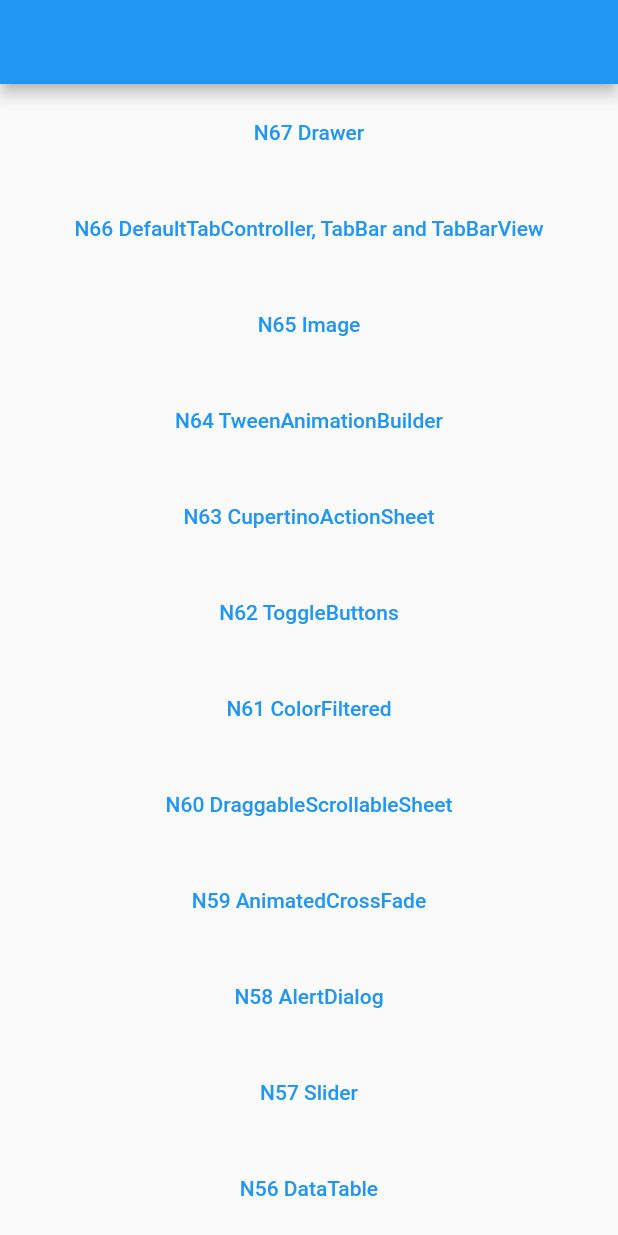
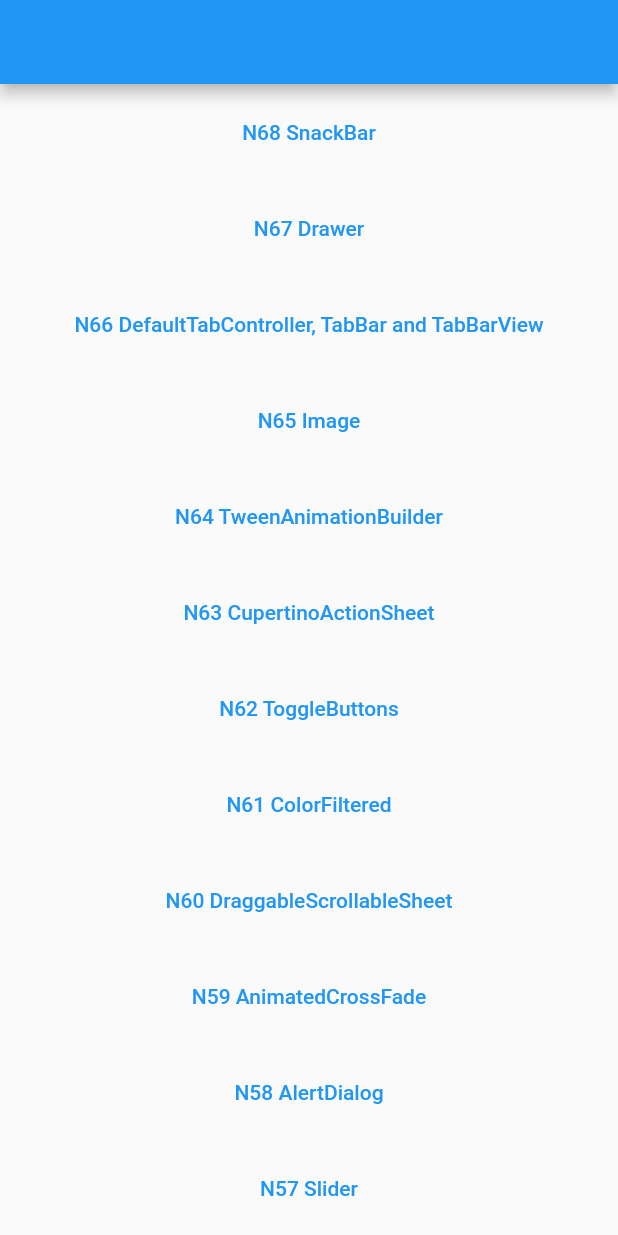
Before and after one commit to ychsue/my_flutter_test, a Flutter app: the screen it shows after launch, on a phone screen of 412 x 824 dp. Run offline on Flutter 3.47's test engine with Material 2 defaults, Android fonts, the light colour scheme and no system bars; our stand-ins replace bloc, flutter_bloc, get, transparent_image; missing offline and left inert: resizable_widget; Roboto replaces fonts that are missing (Georgia).

Commit message:
`SnackBar`

```diff
--- a/lib/src/route/app_pages.dart
+++ b/lib/src/route/app_pages.dart
@@ -48,6 +48,7 @@ import 'package:test2/src/route/main_screens/n63/n63_cupertino_action_sheet.dart
 import 'package:test2/src/route/main_screens/n65_image.dart';
 import 'package:test2/src/route/main_screens/n66_default_tab_bar_view.dart';
 import 'package:test2/src/route/main_screens/n67_drawer.dart';
+import 'package:test2/src/route/main_screens/n68_snack_bar.dart';
 import 'package:test2/src/route/main_screens/sliver_screen.dart';
 import 'package:test2/src/route/main_screens/unknown_screen.dart';
 import 'package:test2/src/route/main_screens/welcome_screen.dart';
@@ -114,10 +115,15 @@ enum Routes {
   n65_image,
   n66_default_tab_bar_view,
   n67_drawer,
+  n68_snack_bar,
 }
 
 abstract class AppPages {
   static final pages = [
+    GetPage(
+      name: Routes.n68_snack_bar.toLocation,
+      page: () => N68SnackBarScreen(),
+    ),
     GetPage(
       name: Routes.n67_drawer.toLocation,
       page: () => N67DrawerScreen(),
--- a/lib/src/route/main_screens/get_home_screen.dart
+++ b/lib/src/route/main_screens/get_home_screen.dart
@@ -14,6 +14,12 @@ class GetHomeScreen extends StatelessWidget {
           child: Container(
         child: ListView(
           children: [
+            Container(
+              margin: EdgeInsets.all(8.0),
+              child: TextButton(
+                  onPressed: () => Get.toNamed(Routes.n68_snack_bar.toLocation),
+                  child: Text("N68 SnackBar")),
+            ),
             Container(
               margin: EdgeInsets.all(8.0),
               child: TextButton(
```
Also changed, not shown: lib/src/route/main_screens/n68_snack_bar.dart (added, +69 -0 lines), 1 other file.
